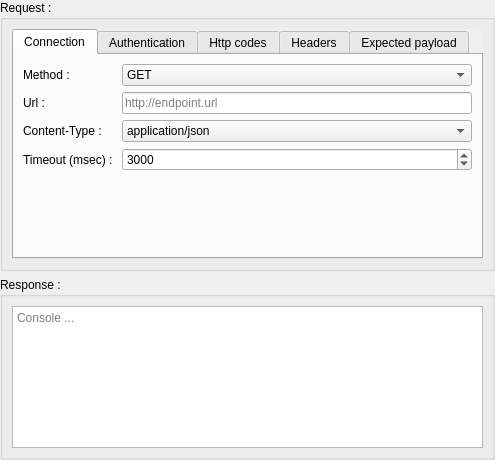
Before: the Qt Designer form RequestFlowApp/CoreView/ui/EndpointNodeUi.ui in fatehmtd/RequestFlow, drawn with Qt 5.
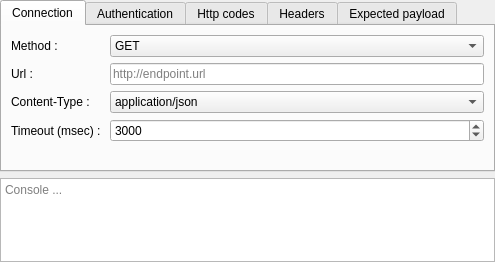
After: the same form once the commit is applied.

What changed in the file:
```diff
--- a/RequestFlowApp/CoreView/ui/EndpointNodeUi.ui
+++ b/RequestFlowApp/CoreView/ui/EndpointNodeUi.ui
@@ -7,13 +7,13 @@
     <x>0</x>
     <y>0</y>
     <width>495</width>
-    <height>460</height>
+    <height>262</height>
    </rect>
   </property>
   <property name="windowTitle">
    <string>EndpointNode</string>
   </property>
-  <layout class="QGridLayout" name="gridLayout_7">
+  <layout class="QGridLayout" name="gridLayout_4">
    <property name="leftMargin">
     <number>0</number>
    </property>
@@ -26,20 +26,17 @@
    <property name="bottomMargin">
     <number>0</number>
    </property>
-   <item row="0" column="0">
-    <widget class="QGroupBox" name="groupBox_3">
-     <property name="minimumSize">
-      <size>
-       <width>495</width>
-       <height>266</height>
-      </size>
-     </property>
-     <property name="title">
-      <string>Request :</string>
-     </property>
-     <layout class="QGridLayout" name="gridLayout_4">
+   <property name="spacing">
+    <number>6</number>
+   </property>
       <item row="0" column="0">
        <widget class="QTabWidget" name="tabWidget_2">
+     <property name="maximumSize">
+      <size>
+       <width>16777215</width>
+       <height>233</height>
+      </size>
+     </property>
         <property name="autoFillBackground">
          <bool>true</bool>
         </property>
@@ -804,16 +801,7 @@
         </widget>
        </widget>
       </item>
-     </layout>
-    </widget>
-   </item>
    <item row="1" column="0">
-    <widget class="QGroupBox" name="groupBox_2">
-     <property name="title">
-      <string>Response :</string>
-     </property>
-     <layout class="QGridLayout" name="gridLayout_6">
-      <item row="0" column="0">
        <widget class="QPlainTextEdit" name="plainTextEdit_response">
         <property name="readOnly">
          <bool>true</bool>
@@ -821,9 +809,6 @@
         <property name="placeholderText">
          <string>Console ...</string>
         </property>
-       </widget>
-      </item>
-     </layout>
     </widget>
    </item>
   </layout>
```
Lines whose indentation alone changed are shown as unchanged.
